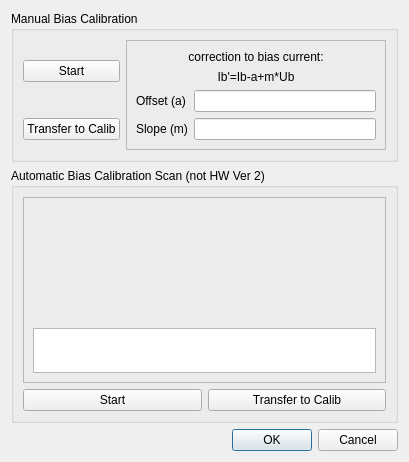
Old version of the form muondetector-gui/src/calibscandialog.ui in the repository MuonPi/muondetector.
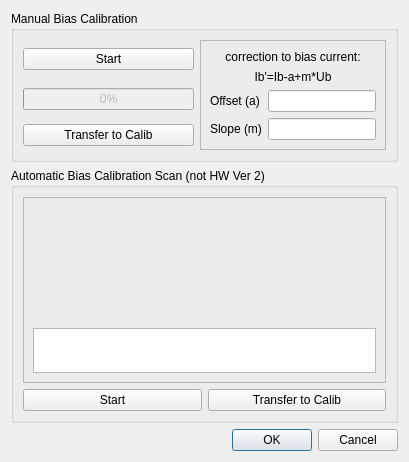
New version of the form. Custom widgets are drawn as their Qt base class.

Commit message: - added transfer of calib coefficients to eeprom and progress bar for bias current calib procedure in GUI

```diff
--- a/muondetector-gui/src/calibscandialog.ui
+++ b/muondetector-gui/src/calibscandialog.ui
@@ -20,14 +20,7 @@
       <string>Manual Bias Calibration  </string>
      </property>
      <layout class="QGridLayout" name="gridLayout_4">
-      <item row="0" column="0">
-       <widget class="QPushButton" name="startCurrentCalibPushButton">
-        <property name="text">
-         <string>Start</string>
-        </property>
-       </widget>
-      </item>
-      <item row="0" column="1" rowspan="2">
+      <item row="0" column="1" rowspan="3">
        <widget class="QFrame" name="frame_2">
         <property name="frameShape">
          <enum>QFrame::StyledPanel</enum>
@@ -79,13 +72,30 @@
         </layout>
        </widget>
       </item>
-      <item row="1" column="0">
+      <item row="2" column="0">
        <widget class="QPushButton" name="transferCurrentBiasPushButton">
         <property name="text">
          <string>Transfer to Calib</string>
         </property>
        </widget>
       </item>
+      <item row="0" column="0">
+       <widget class="QPushButton" name="startCurrentCalibPushButton">
+        <property name="text">
+         <string>Start</string>
+        </property>
+       </widget>
+      </item>
+      <item row="1" column="0">
+       <widget class="QProgressBar" name="currentCalibProgressBar">
+        <property name="enabled">
+         <bool>false</bool>
+        </property>
+        <property name="value">
+         <number>0</number>
+        </property>
+       </widget>
+      </item>
      </layout>
     </widget>
    </item>
```
The commit also changes 4 other files.
